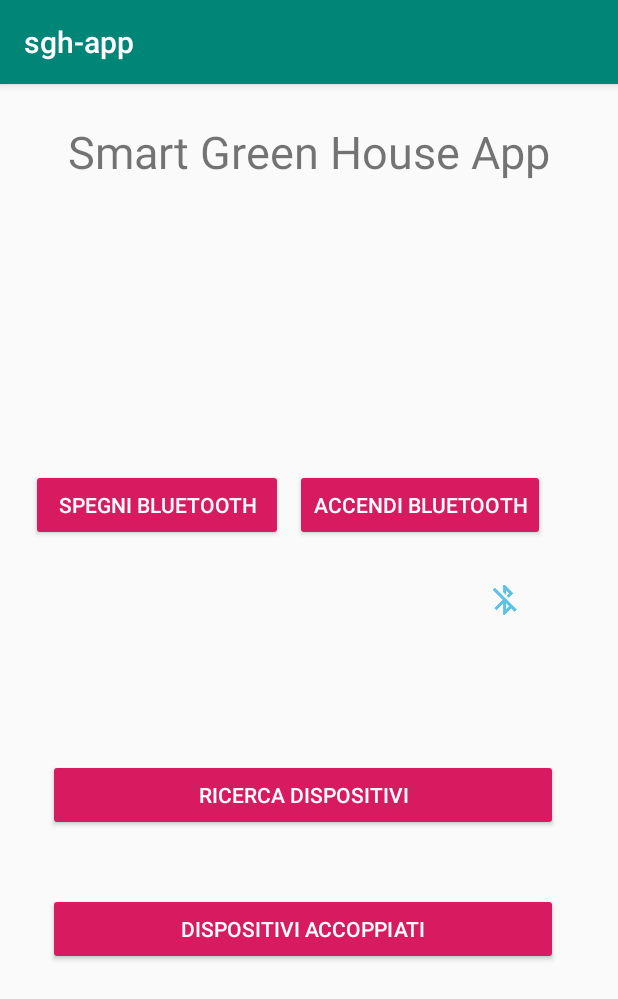
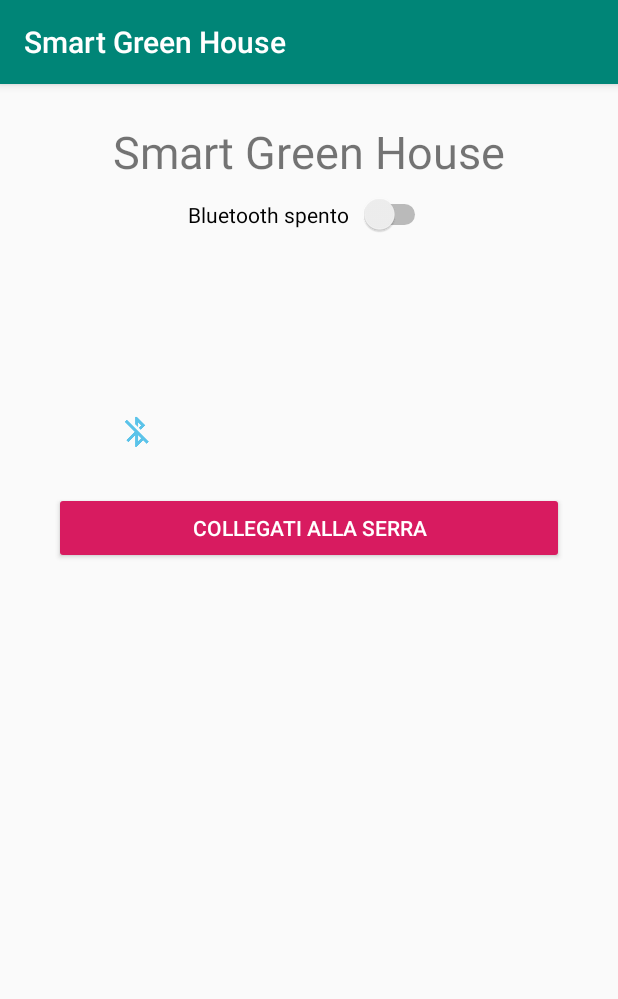
Before and after one commit to elizabetabudini/iot-smart-green-house, an Android app: the screen it shows after launch (MainActivity), on a phone screen of 412 x 824 dp. Shown: the top 999 px of the screen. Run offline under Robolectric (Android 15) with nearby library versions, the phone set to English and light mode, and no system bars.

Commit message:
funziona accensione spegnimento bluetooth

```diff
--- a/src/sgh-mobile-app/sghapp/app/src/main/AndroidManifest.xml
+++ b/src/sgh-mobile-app/sghapp/app/src/main/AndroidManifest.xml
@@ -12,8 +12,9 @@
         android:roundIcon="@mipmap/ic_launcher_round"
         android:supportsRtl="true"
         android:theme="@style/AppTheme">
-        <activity android:name=".connect"></activity>
-        <activity android:name=".MainActivity">
+        <activity
+            android:name=".MainActivity"
+            android:label="@string/app_name" >
             <intent-filter>
                 <action android:name="android.intent.action.MAIN" />
 
--- a/src/sgh-mobile-app/sghapp/app/src/main/java/com/example/utente/sgh_app/MainActivity.java
+++ b/src/sgh-mobile-app/sghapp/app/src/main/java/com/example/utente/sgh_app/MainActivity.java
@@ -5,20 +5,21 @@ import android.bluetooth.BluetoothDevice;
 import android.support.annotation.Nullable;
 import android.support.v7.app.AppCompatActivity;
 import android.os.Bundle;
+import android.util.Log;
 import android.view.View;
 import android.widget.*;
 import android.widget.Toast;
 import android.content.Intent;
 
-import java.util.HashSet;
+import java.util.ArrayList;
 import java.util.Set;
 
 public class MainActivity extends AppCompatActivity {
 
-    TextView statusBluetooth;
-    TextView paired;
-    ImageView iconBT;
-    Button accendiBluetooth, spegniBluetooth, ricercaDispositivi, dispositiviAccopiati;
+    TextView tv_statusBluetooth, tv_elenco_dispositivi;
+    ImageView iv_iconBT;
+    Button btn_ricercaDispositivi;
+    Switch switch_bluetooth;
 
     BluetoothAdapter btAdapter;
     private static final int REQUEST_ENABLE_BT = 0;
@@ -30,36 +31,32 @@ public class MainActivity extends AppCompatActivity {
         super.onCreate(savedInstanceState);
         setContentView(R.layout.activity_main);
 
-        statusBluetooth = findViewById(R.id.statusBluetooth);
-        paired = findViewById(R.id.paired);
-        accendiBluetooth = findViewById(R.id.BluetoothON);
-        spegniBluetooth = findViewById(R.id.bluetoothOFF);
-        dispositiviAccopiati = findViewById(R.id.pairedBluetooth);
-        ricercaDispositivi = findViewById(R.id.discover);
-        iconBT = findViewById(R.id.imageBluetooth);
+        tv_statusBluetooth = findViewById(R.id.switchBluetooth);
+        tv_elenco_dispositivi = findViewById(R.id.tv_elenco_dispositivi);
+        btn_ricercaDispositivi = findViewById(R.id.btn_ricerca);
+        iv_iconBT = findViewById(R.id.imageBluetooth);
+        switch_bluetooth= findViewById(R.id.switchBluetooth);
 
         btAdapter = BluetoothAdapter.getDefaultAdapter();
-
-        //check if bluetooth is available
-
-        if(btAdapter == null){
-            statusBluetooth.setText("Bluetooth non disponibile");
-        } /*else {
-            statusBluetooth.setText("Bluetooth disponibile");
-        }*/
+        if (btAdapter == null) {
+            showToast("Questo dispositivo non supporta il bluetooth");
+        }
 
         //set image bluetooth
         if(btAdapter.isEnabled()){
-            iconBT.setImageResource(R.drawable.ic_action_on);
+            iv_iconBT.setImageResource(R.drawable.ic_action_on);
+            switch_bluetooth.setChecked(true);
+            switch_bluetooth.setText(R.string.switch_status_on);
 
         } else {
-            iconBT.setImageResource(R.drawable.ic_action_off);
+            iv_iconBT.setImageResource(R.drawable.ic_action_off);
+            switch_bluetooth.setChecked(false);
+            switch_bluetooth.setText(R.string.switch_status_off);
         }
 
-        //ON button click
-        accendiBluetooth.setOnClickListener(new View.OnClickListener() {
-            @Override
-            public void onClick(View view) {
+        switch_bluetooth.setOnCheckedChangeListener(new CompoundButton.OnCheckedChangeListener() {
+            public void onCheckedChanged(CompoundButton buttonView, boolean isChecked) {
+                if(isChecked){
                     if(!btAdapter.isEnabled()){
                         showToast("Accendo il bluetooth");
                         //intent che accende
@@ -68,54 +65,36 @@ public class MainActivity extends AppCompatActivity {
                     } else {
                         showToast("Bluetooth già acceso");
                     }
-            }
-        });
-
-        //OFF button click
-        spegniBluetooth.setOnClickListener(new View.OnClickListener() {
-            @Override
-            public void onClick(View view) {
+                }else{
                     if(btAdapter.isEnabled()){
                         btAdapter.disable();
                         showToast("Bluetooth spento");
-                    iconBT.setImageResource(R.drawable.ic_action_off);
+                        iv_iconBT.setImageResource(R.drawable.ic_action_off);
+                        switch_bluetooth.setText(R.string.switch_status_off);
                     } else {
                         showToast("Il bluetooth è già spento");
+                    }
+
                 }
             }
         });
 
+        Set<BluetoothDevice> pairedDevices = btAdapter.getBondedDevices();
         //discover button click
-        ricercaDispositivi.setOnClickListener(new View.OnClickListener() {
+        btn_ricercaDispositivi.setOnClickListener(new View.OnClickListener() {
             @Override
             public void onClick(View view) {
+
                 if(!btAdapter.isDiscovering()){
                     showToast("Inizio ricerca");
-                    Intent intent = new Intent(BluetoothAdapter.ACTION_REQUEST_DISCOVERABLE);
-                    startActivityForResult(intent, REQUEST_DISCOVER_BT);
+                    Intent intent = new Intent(BluetoothAdapter.ACTION_DISCOVERY_STARTED);
+                    //startActivityForResult(intent, REQU);
+                    btAdapter.getScanMode();
                 }
 
             }
         });
 
-        //paired button click
-        dispositiviAccopiati.setOnClickListener(new View.OnClickListener() {
-            @Override
-            public void onClick(View view) {
-                if(btAdapter.isEnabled()){
-                    Set<BluetoothDevice> devices = btAdapter.getBondedDevices();
-
-                    // Explicit Intent to launch the connect activity
-                    intent = new Intent(MainActivity.this, connect.class);
-
-                    startActivity(intent);
-
-                } else {
-                    //il bluetooth è spento quindi non può visualizza i dispositivi accoppiati
-                    showToast("Accendi il bluetooth per visualizzare i dispositivi accoppiati");
-                }
-            }
-        });
     }
 
     @Override
@@ -124,8 +103,9 @@ public class MainActivity extends AppCompatActivity {
             case REQUEST_ENABLE_BT:
                 if(resultCode == RESULT_OK){
                     //bluetooth is on
-                    iconBT.setImageResource(R.drawable.ic_action_on);
+                    iv_iconBT.setImageResource(R.drawable.ic_action_on);
                     showToast("Bluetooth acceso");
+                    switch_bluetooth.setText(R.string.switch_status_on);
                 } else {
                     //l'utente non ha acconsentito ad accendere il bluetooth
                     showToast("Non è stato possibile accendere il bluetooth");
--- a/src/sgh-mobile-app/sghapp/app/src/main/res/layout/activity_main.xml
+++ b/src/sgh-mobile-app/sghapp/app/src/main/res/layout/activity_main.xml
@@ -8,115 +8,35 @@
     tools:context=".MainActivity">
 
     <Button
-        android:id="@+id/pairedBluetooth"
+        android:id="@+id/btn_ricerca"
         style="@style/Base.Widget.AppCompat.Button.Colored"
         android:layout_width="340dp"
         android:layout_height="wrap_content"
         android:layout_marginStart="8dp"
         android:layout_marginLeft="8dp"
-        android:layout_marginTop="107dp"
         android:layout_marginEnd="8dp"
         android:layout_marginRight="8dp"
-        android:layout_marginBottom="232dp"
-        android:text="Ricerca dispositivi"
+        android:layout_marginBottom="448dp"
+        android:text="@string/button_collegamento"
         android:visibility="visible"
         app:layout_constraintBottom_toBottomOf="parent"
         app:layout_constraintEnd_toEndOf="parent"
-        app:layout_constraintHorizontal_bias="0.428"
-        app:layout_constraintStart_toStartOf="parent"
-        app:layout_constraintTop_toBottomOf="@+id/BluetoothON" />
-
-    <Button
-        android:id="@+id/discover"
-        style="@style/Base.Widget.AppCompat.Button.Colored"
-        android:layout_width="340dp"
-        android:layout_height="wrap_content"
-        android:layout_marginStart="8dp"
-        android:layout_marginLeft="8dp"
-        android:layout_marginTop="48dp"
-        android:layout_marginEnd="8dp"
-        android:layout_marginRight="8dp"
-        android:layout_marginBottom="188dp"
-        android:text="dispositivi accoppiati"
-        android:visibility="visible"
-        app:layout_constraintBottom_toBottomOf="parent"
-        app:layout_constraintEnd_toEndOf="parent"
-        app:layout_constraintHorizontal_bias="0.428"
-        app:layout_constraintStart_toStartOf="parent"
-        app:layout_constraintTop_toBottomOf="@+id/pairedBluetooth"
-        app:layout_constraintVertical_bias="0.494" />
+        app:layout_constraintHorizontal_bias="0.5"
+        app:layout_constraintStart_toStartOf="parent" />
 
     <TextView
         android:id="@+id/title"
         android:layout_width="wrap_content"
         android:layout_height="wrap_content"
-        android:text="Smart Green House App"
+        android:text="@string/app_name"
         android:textSize="30sp"
         android:visibility="visible"
         app:layout_constraintBottom_toBottomOf="parent"
-        app:layout_constraintLeft_toLeftOf="parent"
-        app:layout_constraintRight_toRightOf="parent"
+        app:layout_constraintEnd_toEndOf="parent"
+        app:layout_constraintHorizontal_bias="0.5"
+        app:layout_constraintStart_toStartOf="parent"
         app:layout_constraintTop_toTopOf="parent"
         app:layout_constraintVertical_bias="0.034" />
-
-
-    <!--Mostra se il bluetooth è disponibile-->
-    <TextView
-        android:id="@+id/statusBluetooth"
-        android:layout_width="wrap_content"
-        android:layout_height="wrap_content"
-        android:layout_marginStart="8dp"
-        android:layout_marginLeft="8dp"
-        android:layout_marginTop="8dp"
-        android:layout_marginEnd="8dp"
-        android:layout_marginRight="8dp"
-        android:layout_marginBottom="316dp"
-        android:textColor="#000"
-        app:layout_constraintBottom_toBottomOf="parent"
-        app:layout_constraintEnd_toEndOf="parent"
-        app:layout_constraintHorizontal_bias="0.501"
-        app:layout_constraintStart_toStartOf="parent"
-        app:layout_constraintTop_toTopOf="parent"
-        app:layout_constraintVertical_bias="0.613" />
-
-    <!--Accende bluetooth-->
-    <Button
-        android:id="@+id/BluetoothON"
-        style="@style/Base.Widget.AppCompat.Button.Colored"
-        android:layout_width="wrap_content"
-        android:layout_height="wrap_content"
-        android:layout_marginStart="8dp"
-        android:layout_marginLeft="8dp"
-        android:layout_marginTop="8dp"
-        android:layout_marginEnd="8dp"
-        android:layout_marginRight="8dp"
-        android:layout_marginBottom="8dp"
-        android:text="Accendi bluetooth"
-        app:layout_constraintBottom_toBottomOf="parent"
-        app:layout_constraintEnd_toEndOf="parent"
-        app:layout_constraintHorizontal_bias="0.0"
-        app:layout_constraintStart_toEndOf="@+id/bluetoothOFF"
-        app:layout_constraintTop_toTopOf="parent"
-        app:layout_constraintVertical_bias="0.353" />
-
-    <Button
-        android:id="@+id/bluetoothOFF"
-        style="@style/Base.Widget.AppCompat.Button.Colored"
-        android:layout_width="168dp"
-        android:layout_height="wrap_content"
-        android:layout_marginStart="16dp"
-        android:layout_marginLeft="16dp"
-        android:layout_marginTop="8dp"
-        android:layout_marginEnd="8dp"
-        android:layout_marginRight="8dp"
-        android:layout_marginBottom="8dp"
-        android:text="Spegni bluetooth"
-        app:layout_constraintBottom_toBottomOf="parent"
-        app:layout_constraintEnd_toEndOf="parent"
-        app:layout_constraintHorizontal_bias="0.02"
-        app:layout_constraintStart_toStartOf="parent"
-        app:layout_constraintTop_toTopOf="parent"
-        app:layout_constraintVertical_bias="0.353" />
 
     <ImageView
         android:id="@+id/imageBluetooth"
@@ -126,14 +46,14 @@
         android:layout_marginLeft="8dp"
         android:layout_marginEnd="8dp"
         android:layout_marginRight="8dp"
-        android:layout_marginBottom="412dp"
+        android:layout_marginBottom="524dp"
         app:layout_constraintBottom_toBottomOf="parent"
-        app:layout_constraintEnd_toEndOf="parent"
-        app:layout_constraintHorizontal_bias="0.852"
+        app:layout_constraintEnd_toStartOf="@+id/switchBluetooth"
+        app:layout_constraintHorizontal_bias="0.834"
         app:layout_constraintStart_toStartOf="parent" />
 
     <TextView
-        android:id="@+id/paired"
+        android:id="@+id/tv_elenco_dispositivi"
         android:layout_width="wrap_content"
         android:layout_height="wrap_content"
         android:layout_marginStart="8dp"
@@ -147,9 +67,25 @@
         android:textSize="23sp"
         app:layout_constraintBottom_toBottomOf="parent"
         app:layout_constraintEnd_toEndOf="parent"
-        app:layout_constraintHorizontal_bias="0.501"
+        app:layout_constraintHorizontal_bias="0.093"
         app:layout_constraintStart_toStartOf="parent"
-        app:layout_constraintTop_toBottomOf="@+id/pairedBluetooth"
-        app:layout_constraintVertical_bias="0.288" />
+        app:layout_constraintTop_toBottomOf="@+id/btn_ricerca"
+        app:layout_constraintVertical_bias="0.0" />
+
+    <Switch
+        android:id="@+id/switchBluetooth"
+        android:layout_width="162dp"
+        android:layout_height="wrap_content"
+        android:layout_marginStart="8dp"
+        android:layout_marginLeft="8dp"
+        android:layout_marginTop="8dp"
+        android:layout_marginEnd="8dp"
+        android:layout_marginRight="8dp"
+        android:checked="false"
+        android:text="Bluetooth"
+        app:layout_constraintEnd_toEndOf="parent"
+        app:layout_constraintStart_toStartOf="parent"
+        app:layout_constraintTop_toBottomOf="@+id/title"
+        tools:checked="false" />
 
 </android.support.constraint.ConstraintLayout>
--- a/src/sgh-mobile-app/sghapp/app/src/main/res/values/strings.xml
+++ b/src/sgh-mobile-app/sghapp/app/src/main/res/values/strings.xml
@@ -1,3 +1,6 @@
 <resources>
-    <string name="app_name">sgh-app</string>
+    <string name="app_name">Smart Green House</string>
+    <string name="switch_status_off">Bluetooth spento</string>
+    <string name="switch_status_on">Bluetooth acceso</string>
+    <string name="button_collegamento">Collegati alla serra</string>
 </resources>
```
Also changed, not shown: src/sgh-mobile-app/sghapp/app/src/main/java/com/example/utente/sgh_app/connect.java (deleted, +0 -27 lines), src/sgh-mobile-app/sghapp/app/src/main/res/layout/activity_connect.xml (deleted, +0 -24 lines). Lines whose indentation alone changed are shown as unchanged.
